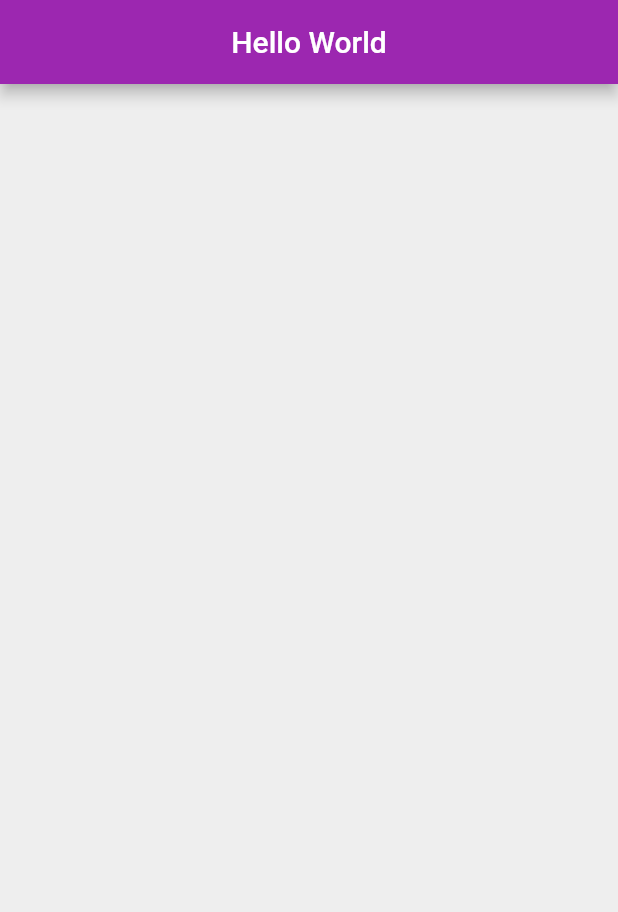
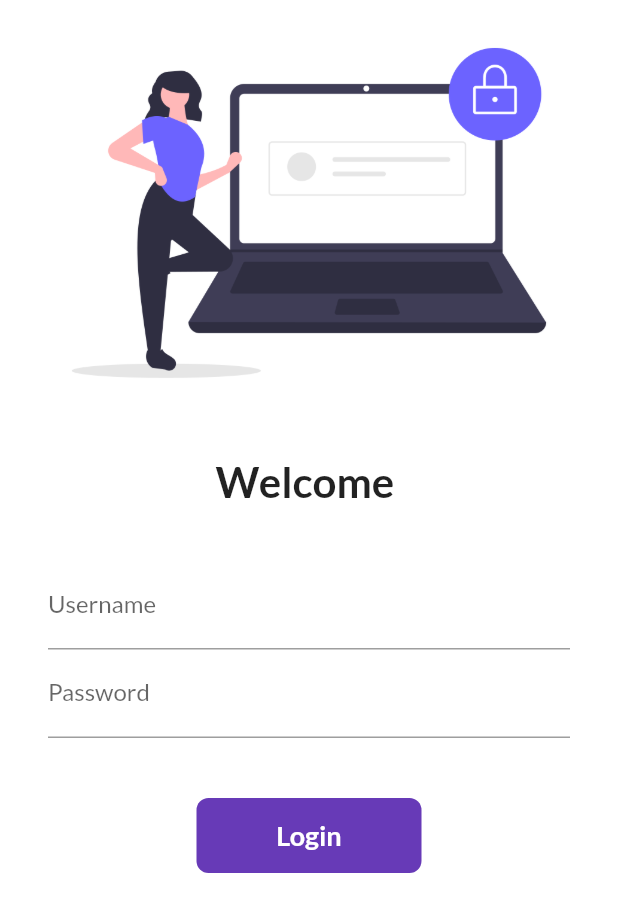
Before and after one commit to WaseemVirk00/flutter_learning_projects, a Flutter app: the screen it shows after launch, on a phone screen of 412 x 824 dp. Shown: the top 912 px of the screen. Run offline on Flutter 3.47's test engine with Material 2 defaults, Android fonts, the phone set to English and light mode, and no system bars; our stand-ins replace google_fonts.

Commit message:
code updated

```diff
--- a/lib/main.dart
+++ b/lib/main.dart
@@ -1,12 +1,30 @@
 import 'package:flutter/cupertino.dart';
 import 'package:flutter/material.dart';
 import 'package:hello_world/pages/home_page.dart';
+import 'package:hello_world/pages/login_page.dart';
+import 'package:google_fonts/google_fonts.dart';
+import 'package:hello_world/utils/routes.dart';
 
 void main() {
-  runApp(MaterialApp(
-    title: "Awesome App",
-    home: HomePage(),
-    theme: ThemeData(primarySwatch: Colors.purple),
-    debugShowCheckedModeBanner: false,
-  ));
+  runApp(Myapp());
 }
+
+class Myapp extends StatelessWidget {
+  @override
+  Widget build(BuildContext context) {
+    return MaterialApp(
+        debugShowCheckedModeBanner: false,
+        themeMode: ThemeMode.light,
+        theme: ThemeData(
+            primarySwatch: Colors.deepPurple,
+            fontFamily: GoogleFonts.lato().fontFamily),
+        darkTheme: ThemeData(
+          brightness: Brightness.dark,
+        ),
+        routes: {
+          "/": (context) => LoginPage(),
+          MyRoutes.homeRoute: (context) => HomePage(),
+          MyRoutes.loginRoute: (context) => LoginPage(),
+        });
+  }
+}
--- a/lib/pages/home_page.dart
+++ b/lib/pages/home_page.dart
@@ -1,28 +1,20 @@
 import 'package:flutter/material.dart';
 
-class HomePage extends StatefulWidget {
-  const HomePage({Key? key}) : super(key: key);
-
-  @override
-  _HomePageState createState() => _HomePageState();
-}
-
-class _HomePageState extends State<HomePage> {
-
-  @override
-  void initState() {
-    super.initState();
-  }
+class HomePage extends StatelessWidget {
+  final int days = 30;
+  final String name = "Codepur";
 
   @override
   Widget build(BuildContext context) {
     return Scaffold(
-      backgroundColor: Colors.grey[200],
       appBar: AppBar(
-        title: Text("Hello World"),
+        title: Text("Catalog App"),
         centerTitle: true,
       ),
-      body: Center(),
+      body: Center(
+        child: Text("Welcome to $days of flutter by $name"),
+      ),
+      drawer: Drawer(),
     );
   }
 }
--- /dev/null
+++ b/lib/pages/login_page.dart
@@ -0,0 +1,106 @@
+import 'package:flutter/material.dart';
+import 'package:hello_world/utils/routes.dart';
+
+class LoginPage extends StatefulWidget {
+  @override
+  _LoginPageState createState() => _LoginPageState();
+}
+
+class _LoginPageState extends State<LoginPage> {
+  String name = "";
+  bool chnageButton = false;
+
+  @override
+  Widget build(BuildContext context) {
+    return Material(
+      color: Colors.white,
+      child: SingleChildScrollView(
+        child: Column(
+          children: [
+            Image.asset("assets/images/login_image.png", fit: BoxFit.cover),
+            SizedBox(
+              height: 20.0,
+            ),
+            Text(
+              "Welcome $name",
+              style: TextStyle(
+                fontSize: 28,
+                fontWeight: FontWeight.bold,
+              ),
+            ),
+            SizedBox(
+              height: 20.0,
+            ),
+            Padding(
+              padding:
+                  const EdgeInsets.symmetric(vertical: 16.0, horizontal: 32.0),
+              child: Column(
+                children: [
+                  TextFormField(
+                    decoration: InputDecoration(
+                        hintText: "Enter Username", labelText: "Username"),
+                    onChanged: (value) {
+                      name = value;
+                      setState(() {});
+                    },
+                  ),
+                  TextFormField(
+                    obscureText: true,
+                    decoration: InputDecoration(
+                        hintText: "Enter Password", labelText: "Password"),
+                  ),
+                  SizedBox(
+                    height: 40.0,
+                  ),
+                  Material(
+                    color: Colors.deepPurple,
+                    borderRadius: BorderRadius.circular(chnageButton ? 50 : 8),
+                    child: InkWell(
+                      onTap: () {
+                        setState(() async {
+                          chnageButton = true;
+                          await Future.delayed(Duration(seconds: 1));
+                          Navigator.pushNamed(context, MyRoutes.homeRoute);
+                        });
+                      },
+                      child: AnimatedContainer(
+                        duration: Duration(seconds: 1),
+                        width: chnageButton ? 50 : 150,
+                        height: 50,
+                        alignment: Alignment.center,
+                        child: chnageButton
+                            ? Icon(
+                                Icons.done,
+                                color: Colors.white,
+                              )
+                            : Text(
+                                "Login",
+                                style: TextStyle(
+                                    color: Colors.white,
+                                    fontWeight: FontWeight.bold,
+                                    fontSize: 18),
+                              ),
+                        // decoration: BoxDecoration(
+                        //   // shape: chnageButton
+                        //   //     ? BoxShape.circle
+                        //   //     : BoxShape.rectangle,
+                        //   color: Colors.deepPurple,
+                        // ),
+                      ),
+                      // ElevatedButton(
+                      //   child: Text("Login"),
+                      //   onPressed: () {
+                      //     Navigator.pushNamed(context, MyRoutes.homeRoute);
+                      //   },
+                      //   style: TextButton.styleFrom(minimumSize: Size(150, 40)),
+                    ),
+                  )
+                ],
+              ),
+            ),
+          ],
+        ),
+      ),
+    );
+  }
+}
--- /dev/null
+++ b/lib/utils/routes.dart
@@ -0,0 +1,4 @@
+class MyRoutes{
+  static String  loginRoute = "/login";
+  static String  homeRoute = "/home";
+}
--- a/pubspec.yaml
+++ b/pubspec.yaml
@@ -28,6 +28,7 @@ dependencies:
   # The following adds the Cupertino Icons font to your application.
   # Use with the CupertinoIcons class for iOS style icons.
   cupertino_icons: ^1.0.2
+  google_fonts: ^2.1.0
 
 dev_dependencies:
   flutter_test:
```
Also changed, not shown: assets/images/login_image.png (added), pubspec.lock.
